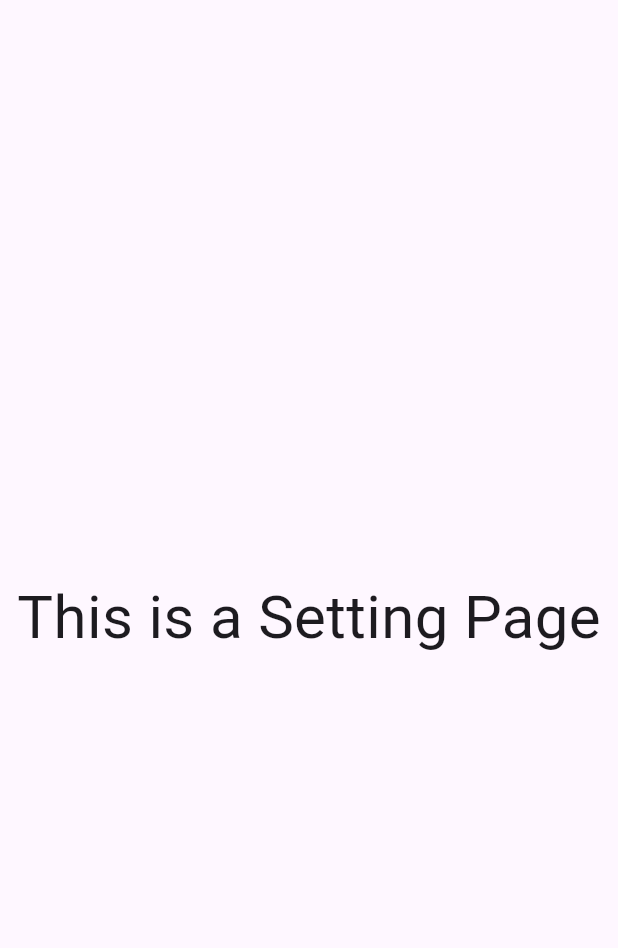
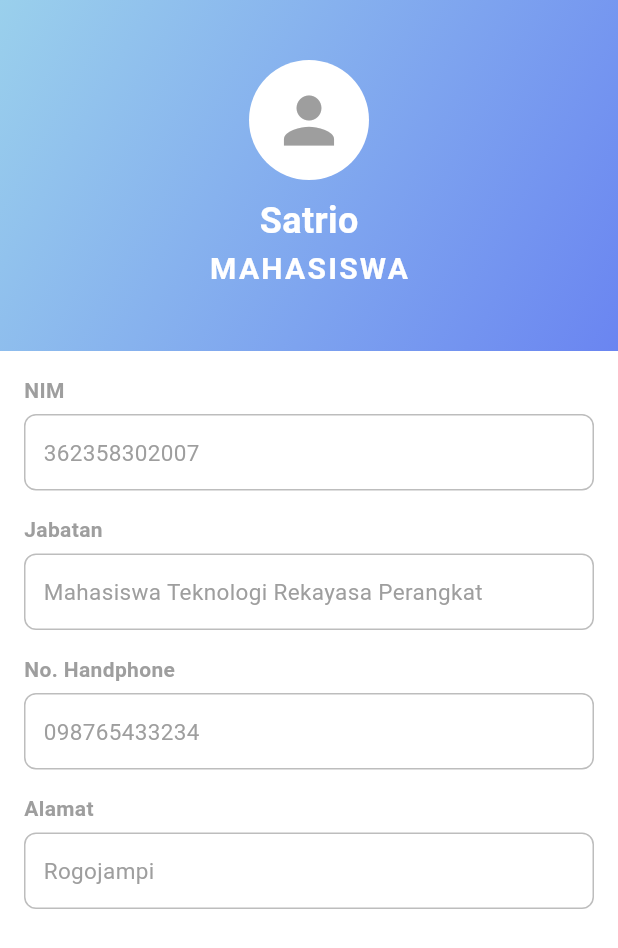
Before and after one commit to fakerryugan/androidtandatanganwangi, a Flutter app: the Documentpage screen opened directly, on a phone screen of 412 x 824 dp. Shown: the top 948 px of the screen. Run offline on Flutter 3.47's test engine with Material 3 defaults, Android fonts, the phone set to English and light mode, and no system bars; our stand-ins replace file_picker, qr_flutter, shared_preferences; missing offline and left inert: barcode_scan2, flutter_pdfview, syncfusion_flutter_pdf, syncfusion_flutter_pdfviewer; accounts and stored records are empty.

Commit message:
Profile Satrio

```diff
--- a/lib/bottom_navbar/bottom_navbar.dart
+++ b/lib/bottom_navbar/bottom_navbar.dart
@@ -1,6 +1,6 @@
 // bottom_navbar.dart
 import 'package:flutter/material.dart';
-import 'package:android/bottom_navbar/document.dart';
+import 'package:android/bottom_navbar/documentpage.dart';
 import 'package:android/bottom_navbar/home.dart';
 import 'package:android/bottom_navbar/setting.dart';
 
--- a/lib/bottom_navbar/document.dart
+++ /dev/null
@@ -1,14 +0,0 @@
-import 'package:flutter/material.dart';
-
-class Documentpage extends StatelessWidget {
-  const Documentpage({super.key});
-
-  @override
-  Widget build(BuildContext context) {
-    return const Scaffold(
-      body: Center(
-        child: Text("This is a Setting Page", style: TextStyle(fontSize: 40)),
-      ),
-    );
-  }
-}
--- /dev/null
+++ b/lib/bottom_navbar/documentpage.dart
@@ -0,0 +1,96 @@
+import 'package:flutter/material.dart';
+
+class Documentpage extends StatelessWidget {
+  const Documentpage({super.key});
+
+  @override
+  Widget build(BuildContext context) {
+    return Scaffold(
+      backgroundColor: Colors.white,
+      body: SingleChildScrollView(
+        child: Column(
+          children: [
+            Container(
+              width: double.infinity,
+                padding: const EdgeInsets.symmetric(vertical: 40),
+              decoration: const BoxDecoration(
+                gradient: LinearGradient(colors: [Color(0xFF9AD0EC), Color(0xFF6A85F1)],
+                begin: Alignment.topLeft,
+                end: Alignment.bottomRight,
+                ),
+              ),
+              child: Column(
+                children: [
+                  const CircleAvatar(
+                    radius: 40,
+                    backgroundColor: Colors.white,
+                    child: Icon(Icons.person, size: 50, color: Colors.grey,),
+                  ),
+                  const SizedBox(height: 10),
+                  const Text(
+                    "Satrio",
+                    style: TextStyle(
+                      fontSize: 24,
+                      fontWeight: FontWeight.bold,
+                      color: Colors.white,
+                    ),
+                  ),
+                  const SizedBox(height: 1),
+                  const Text(
+                      "MAHASISWA",
+                      style: TextStyle(
+                        fontSize: 20,
+                        fontWeight: FontWeight.bold,
+                        color: Colors.white,
+                        letterSpacing: 1.5,
+                      ),
+                  ),
+                ],
+              ),
+            ),
+
+            Padding(padding: const EdgeInsets.all(16.0),
+            child: Column(
+              children: [
+                _buildProfileCard("NIM", "362358302007"),
+                _buildProfileCard("Jabatan",
+                    "Mahasiswa Teknologi Rekayasa Perangkat"),
+                _buildProfileCard("No. Handphone", "098765433234"),
+                _buildProfileCard("Alamat", "Rogojampi"),
+              ],
+            ),
+      ),
+      ],
+    ),
+    ),
+    );
+  }
+
+  Widget _buildProfileCard(String label, String value) {
+    return Padding(
+      padding: const EdgeInsets.only(bottom: 16),
+      child: Column(
+        crossAxisAlignment: CrossAxisAlignment.start,
+        children: [
+          Text(label,
+              style: const TextStyle(
+                  fontWeight: FontWeight.bold, fontSize: 14, color: Colors.grey)),
+          const SizedBox(height: 6),
+          Container(
+            width: double.infinity,
+            padding: const EdgeInsets.symmetric(horizontal: 12, vertical: 14),
+            decoration: BoxDecoration(
+              border: Border.all(color: Colors.grey.shade400, width: 1),
+              borderRadius: BorderRadius.circular(8),
+              color: Colors.white,
+            ),
+            child: Text(
+              value,
+              style: const TextStyle(fontSize: 15, color: Colors.grey),
+            ),
+          ),
+        ],
+      ),
+    );
+  }
+}
```
